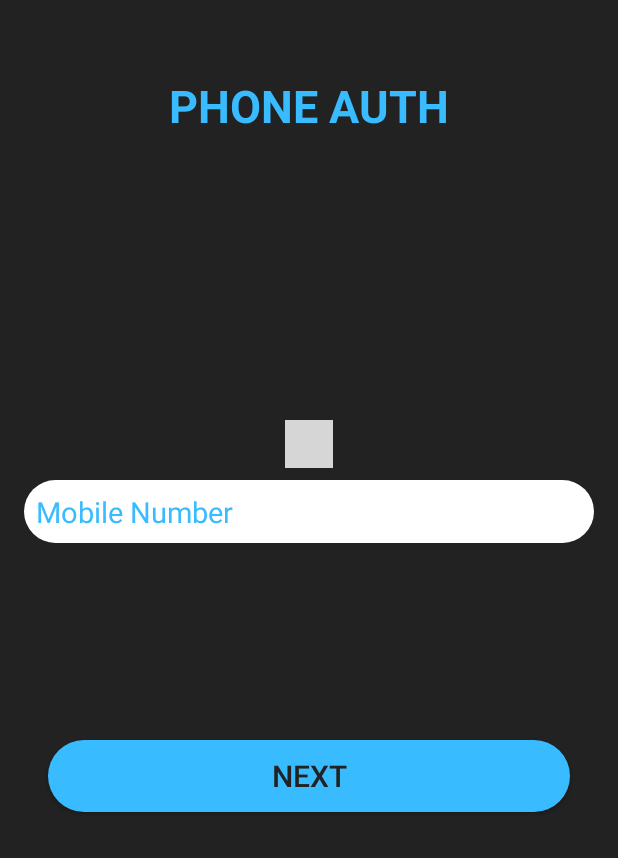
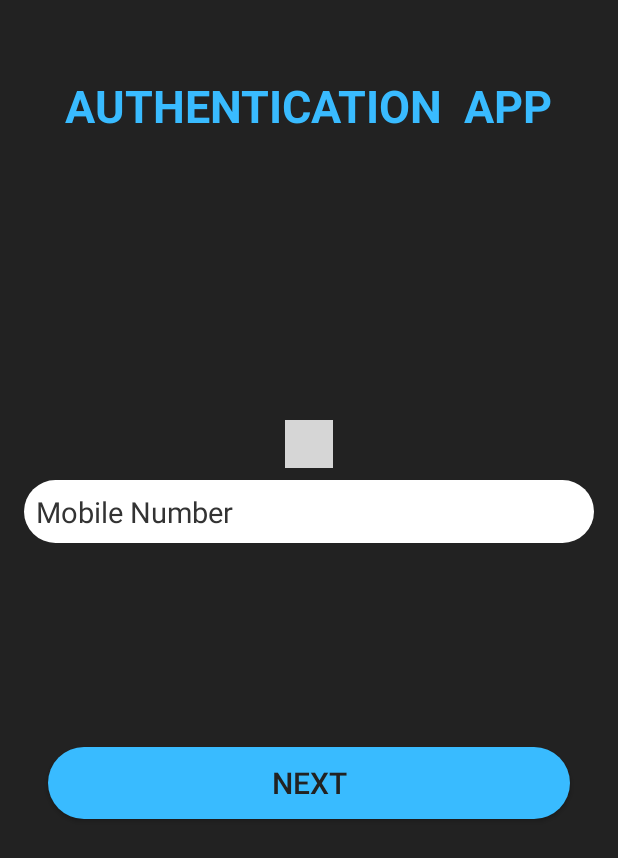
Before and after one commit to undiscovered-genius/login_firebase, an Android app: the PhoneActivity screen opened directly, with no data from a screen before it, on a phone screen of 412 x 824 dp. Shown: the top 858 px of the screen. Run offline under Robolectric (Android 15) with nearby library versions, the phone set to English and light mode, and no system bars; plain views replace CountryCodePicker; grey boxes are pictures that could not be loaded.

Commit message:
Phone login interface ready 2

```diff
--- a/app/src/main/res/layout/activity_phone.xml
+++ b/app/src/main/res/layout/activity_phone.xml
@@ -12,7 +12,7 @@
         android:layout_width="wrap_content"
         android:layout_height="wrap_content"
         android:layout_marginTop="50dp"
-        android:text="PHONE AUTH"
+        android:text="AUTHENTICATION  APP"
         android:textColor="#39bbff"
         android:textSize="30sp"
         android:textStyle="bold"
@@ -28,7 +28,8 @@
         android:layout_width="wrap_content"
         android:layout_height="wrap_content"
         android:padding="10dp"
-        app:ccp_textColor="#39bbff"
+        app:ccp_backgroundColor="#39bbff"
+        app:ccp_textColor="#222222"
         app:layout_constraintBottom_toBottomOf="parent"
         app:layout_constraintEnd_toEndOf="parent"
         app:layout_constraintStart_toStartOf="parent"
@@ -42,14 +43,14 @@
         android:layout_marginStart="16dp"
         android:layout_marginTop="8dp"
         android:layout_marginEnd="16dp"
+        android:background="@drawable/edittext"
         android:ems="10"
-        android:background="@drawable/edittext"
         android:hint="Mobile Number"
         android:inputType="phone"
+        android:padding="8dp"
         android:textColor="#222222"
-        android:textColorHint="#39bbff"
+        android:textColorHint="#333333"
         android:textSize="19sp"
-        android:padding="8dp"
         app:layout_constraintBottom_toBottomOf="parent"
         app:layout_constraintEnd_toEndOf="parent"
         app:layout_constraintStart_toStartOf="parent"
@@ -82,7 +83,7 @@
         android:layout_width="wrap_content"
         android:layout_height="wrap_content"
         android:layout_marginStart="16dp"
-        android:layout_marginTop="8dp"
+        android:layout_marginTop="15dp"
         android:visibility="invisible"
         app:layout_constraintStart_toStartOf="parent"
         app:layout_constraintTop_toBottomOf="@+id/phone" />
@@ -92,7 +93,7 @@
         android:layout_width="0dp"
         android:layout_height="wrap_content"
         android:layout_marginStart="16dp"
-        android:layout_marginTop="8dp"
+        android:layout_marginTop="5dp"
         android:layout_marginEnd="8dp"
         android:text="Sending OTP.."
         android:textColor="#9C27B0"
--- a/app/src/main/res/values/styles.xml
+++ b/app/src/main/res/values/styles.xml
@@ -3,9 +3,9 @@
     <!-- Base application theme. -->
     <style name="AppTheme" parent="Theme.AppCompat.Light.NoActionBar">
         <!-- Customize your theme here. -->
-        <item name="colorPrimary">@color/colorAccent</item>
-        <item name="colorPrimaryDark">#222222</item>
-        <item name="colorAccent">@color/colorAccent</item>
+        <item name="colorPrimary">#39bbff</item>
+        <item name="colorPrimaryDark">#000000</item>
+        <item name="colorAccent">#673AB7</item>
     </style>
 
 </resources>
```
